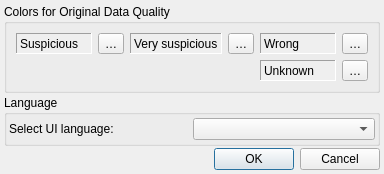
Before: the Qt Designer form src/hqc/user_settings.ui in metno/kvhqc, drawn with Qt 5.
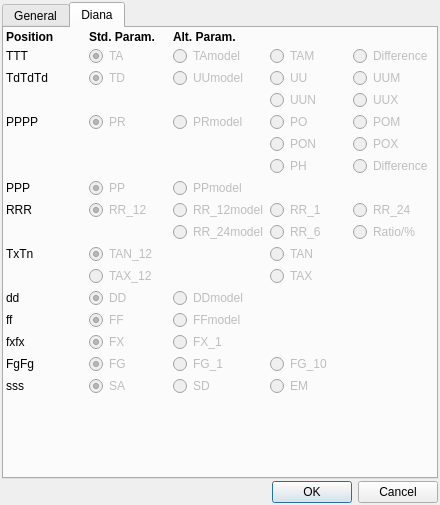
After: the same form once the commit is applied. The open tabs and pages were chosen to show the change.

Commit message:
reorganized menus; diana presentation in settings dialog
 * diana presentation settings are disabled
   (hqc currently does not send any data)

```diff
--- a/src/hqc/user_settings.ui
+++ b/src/hqc/user_settings.ui
@@ -6,8 +6,8 @@
    <rect>
     <x>0</x>
     <y>0</y>
-    <width>384</width>
-    <height>174</height>
+    <width>440</width>
+    <height>505</height>
    </rect>
   </property>
   <property name="windowTitle">
@@ -18,7 +18,23 @@
     <number>2</number>
    </property>
    <property name="margin">
-    <number>4</number>
+    <number>2</number>
+   </property>
+   <item>
+    <widget class="QTabWidget" name="tabSettings">
+     <property name="currentIndex">
+      <number>0</number>
+     </property>
+     <widget class="QWidget" name="tabGeneral">
+      <attribute name="title">
+       <string>General</string>
+      </attribute>
+      <layout class="QVBoxLayout" name="verticalLayout_2">
+       <property name="spacing">
+        <number>2</number>
+       </property>
+       <property name="margin">
+        <number>2</number>
    </property>
    <item>
     <widget class="QGroupBox" name="groupColorsOriginal">
@@ -26,6 +42,12 @@
       <string>Colors for Original Data Quality</string>
      </property>
      <layout class="QGridLayout" name="gridLayout">
+          <property name="margin">
+           <number>2</number>
+          </property>
+          <property name="spacing">
+           <number>4</number>
+          </property>
       <item row="0" column="0">
        <widget class="QLabel" name="labelUI2_1">
         <property name="toolTip">
@@ -159,7 +181,782 @@
     </widget>
    </item>
    <item>
-    <widget class="QDialogButtonBox" name="buttonBox">
+        <spacer name="verticalSpacer_2">
+         <property name="orientation">
+          <enum>Qt::Vertical</enum>
+         </property>
+         <property name="sizeHint" stdset="0">
+          <size>
+           <width>20</width>
+           <height>40</height>
+          </size>
+         </property>
+        </spacer>
+       </item>
+      </layout>
+     </widget>
+     <widget class="QWidget" name="tabDianaPresentation">
+      <attribute name="title">
+       <string>Diana</string>
+      </attribute>
+      <attribute name="toolTip">
+       <string>Settings for &quot;Hqc_synop&quot; observations in diana</string>
+      </attribute>
+      <layout class="QGridLayout" name="gridLayout_4">
+       <property name="margin">
+        <number>2</number>
+       </property>
+       <property name="spacing">
+        <number>2</number>
+       </property>
+       <item row="0" column="0">
+        <widget class="QLabel" name="label_explain_pos">
+         <property name="font">
+          <font>
+           <weight>75</weight>
+           <bold>true</bold>
+          </font>
+         </property>
+         <property name="toolTip">
+          <string>Fixed position on station ring</string>
+         </property>
+         <property name="text">
+          <string>Position</string>
+         </property>
+         <property name="margin">
+          <number>4</number>
+         </property>
+        </widget>
+       </item>
+       <item row="0" column="1">
+        <widget class="QLabel" name="label_explain_std">
+         <property name="font">
+          <font>
+           <weight>75</weight>
+           <bold>true</bold>
+          </font>
+         </property>
+         <property name="toolTip">
+          <string>Standard parameter for this position</string>
+         </property>
+         <property name="text">
+          <string>Std. Param.</string>
+         </property>
+         <property name="margin">
+          <number>4</number>
+         </property>
+        </widget>
+       </item>
+       <item row="0" column="2" colspan="3">
+        <widget class="QLabel" name="label_explain_alt">
+         <property name="font">
+          <font>
+           <weight>75</weight>
+           <bold>true</bold>
+          </font>
+         </property>
+         <property name="toolTip">
+          <string>Alternative parameters for this position</string>
+         </property>
+         <property name="text">
+          <string>Alt. Param.</string>
+         </property>
+         <property name="margin">
+          <number>4</number>
+         </property>
+        </widget>
+       </item>
+       <item row="1" column="0">
+        <widget class="QLabel" name="label_TTT">
+         <property name="text">
+          <string notr="true">TTT</string>
+         </property>
+        </widget>
+       </item>
+       <item row="1" column="1">
+        <widget class="QRadioButton" name="radio_TTT_TA">
+         <property name="enabled">
+          <bool>false</bool>
+         </property>
+         <property name="text">
+          <string notr="true">TA</string>
+         </property>
+         <property name="checked">
+          <bool>true</bool>
+         </property>
+         <attribute name="buttonGroup">
+          <string notr="true">group_TTT</string>
+         </attribute>
+        </widget>
+       </item>
+       <item row="1" column="2">
+        <widget class="QRadioButton" name="radio_TTT_TAmodel">
+         <property name="enabled">
+          <bool>false</bool>
+         </property>
+         <property name="text">
+          <string>TAmodel</string>
+         </property>
+         <attribute name="buttonGroup">
+          <string notr="true">group_TTT</string>
+         </attribute>
+        </widget>
+       </item>
+       <item row="1" column="3">
+        <widget class="QRadioButton" name="radio_TTT_TAM">
+         <property name="enabled">
+          <bool>false</bool>
+         </property>
+         <property name="text">
+          <string notr="true">TAM</string>
+         </property>
+         <attribute name="buttonGroup">
+          <string notr="true">group_TTT</string>
+         </attribute>
+        </widget>
+       </item>
+       <item row="1" column="4">
+        <widget class="QRadioButton" name="radio_TTT_diff">
+         <property name="enabled">
+          <bool>false</bool>
+         </property>
+         <property name="text">
+          <string>Difference</string>
+         </property>
+         <attribute name="buttonGroup">
+          <string notr="true">group_TTT</string>
+         </attribute>
+        </widget>
+       </item>
+       <item row="2" column="0">
+        <widget class="QLabel" name="label_TdTdTd">
+         <property name="text">
+          <string notr="true">TdTdTd</string>
+         </property>
+        </widget>
+       </item>
+       <item row="2" column="1">
+        <widget class="QRadioButton" name="radio_TdTdTd_TD">
+         <property name="enabled">
+          <bool>false</bool>
+         </property>
+         <property name="text">
+          <string notr="true">TD</string>
+         </property>
+         <property name="checked">
+          <bool>true</bool>
+         </property>
+         <attribute name="buttonGroup">
+          <string notr="true">group_TdTdTd</string>
+         </attribute>
+        </widget>
+       </item>
+       <item row="2" column="2">
+        <widget class="QRadioButton" name="radio_TdTdTd_UUmodel">
+         <property name="enabled">
+          <bool>false</bool>
+         </property>
+         <property name="text">
+          <string>UUmodel</string>
+         </property>
+         <attribute name="buttonGroup">
+          <string notr="true">group_TdTdTd</string>
+         </attribute>
+        </widget>
+       </item>
+       <item row="2" column="3">
+        <widget class="QRadioButton" name="radio_TdTdTd_UU">
+         <property name="enabled">
+          <bool>false</bool>
+         </property>
+         <property name="text">
+          <string notr="true">UU</string>
+         </property>
+         <attribute name="buttonGroup">
+          <string notr="true">group_TdTdTd</string>
+         </attribute>
+        </widget>
+       </item>
+       <item row="2" column="4">
+        <widget class="QRadioButton" name="radio_TdTdTd_UUM">
+         <property name="enabled">
+          <bool>false</bool>
+         </property>
+         <property name="text">
+          <string notr="true">UUM</string>
+         </property>
+         <attribute name="buttonGroup">
+          <string notr="true">group_TdTdTd</string>
+         </attribute>
+        </widget>
+       </item>
+       <item row="3" column="3">
+        <widget class="QRadioButton" name="radio_TdTdTd_UUN">
+         <property name="enabled">
+          <bool>false</bool>
+         </property>
+         <property name="text">
+          <string notr="true">UUN</string>
+         </property>
+         <attribute name="buttonGroup">
+          <string notr="true">group_TdTdTd</string>
+         </attribute>
+        </widget>
+       </item>
+       <item row="3" column="4">
+        <widget class="QRadioButton" name="radio_TdTdTd_UUX">
+         <property name="enabled">
+          <bool>false</bool>
+         </property>
+         <property name="text">
+          <string notr="true">UUX</string>
+         </property>
+         <attribute name="buttonGroup">
+          <string notr="true">group_TdTdTd</string>
+         </attribute>
+        </widget>
+       </item>
+       <item row="4" column="0">
+        <widget class="QLabel" name="label_PPPP">
+         <property name="text">
+          <string notr="true">PPPP</string>
+         </property>
+        </widget>
+       </item>
+       <item row="4" column="1">
+        <widget class="QRadioButton" name="radio_PPPP_PR">
+         <property name="enabled">
+          <bool>false</bool>
+         </property>
+         <property name="text">
+          <string notr="true">PR</string>
+         </property>
+         <property name="checked">
+          <bool>true</bool>
+         </property>
+         <attribute name="buttonGroup">
+          <string notr="true">group_PPPP</string>
+         </attribute>
+        </widget>
+       </item>
+       <item row="4" column="2">
+        <widget class="QRadioButton" name="radio_PPPP_PRmodel">
+         <property name="enabled">
+          <bool>false</bool>
+         </property>
+         <property name="text">
+          <string>PRmodel</string>
+         </property>
+         <attribute name="buttonGroup">
+          <string notr="true">group_PPPP</string>
+         </attribute>
+        </widget>
+       </item>
+       <item row="4" column="3">
+        <widget class="QRadioButton" name="radio_PPPP_PO">
+         <property name="enabled">
+          <bool>false</bool>
+         </property>
+         <property name="text">
+          <string notr="true">PO</string>
+         </property>
+         <attribute name="buttonGroup">
+          <string notr="true">group_PPPP</string>
+         </attribute>
+        </widget>
+       </item>
+       <item row="4" column="4">
+        <widget class="QRadioButton" name="radio_PPPP_POM">
+         <property name="enabled">
+          <bool>false</bool>
+         </property>
+         <property name="text">
+          <string notr="true">POM</string>
+         </property>
+         <attribute name="buttonGroup">
+          <string notr="true">group_PPPP</string>
+         </attribute>
+        </widget>
+       </item>
+       <item row="5" column="3">
+        <widget class="QRadioButton" name="radio_PPPP_PON">
+         <property name="enabled">
+          <bool>false</bool>
+         </property>
+         <property name="text">
+          <string notr="true">PON</string>
+         </property>
+         <attribute name="buttonGroup">
+          <string notr="true">group_PPPP</string>
+         </attribute>
+        </widget>
+       </item>
+       <item row="5" column="4">
+        <widget class="QRadioButton" name="radio_PPPP_POX">
+         <property name="enabled">
+          <bool>false</bool>
+         </property>
+         <property name="text">
+          <string notr="true">POX</string>
+         </property>
+         <attribute name="buttonGroup">
+          <string notr="true">group_PPPP</string>
+         </attribute>
+        </widget>
+       </item>
+       <item row="6" column="3">
+        <widget class="QRadioButton" name="radio_PPPP_PH">
+         <property name="enabled">
+          <bool>false</bool>
+         </property>
+         <property name="text">
+          <string notr="true">PH</string>
+         </property>
+         <attribute name="buttonGroup">
+          <string notr="true">group_PPPP</string>
+         </attribute>
+        </widget>
+       </item>
+       <item row="6" column="4">
+        <widget class="QRadioButton" name="radio_PPPP_diff">
+         <property name="enabled">
+          <bool>false</bool>
+         </property>
+         <property name="text">
+          <string>Difference</string>
+         </property>
+         <attribute name="buttonGroup">
+          <string notr="true">group_PPPP</string>
+         </attribute>
+        </widget>
+       </item>
+       <item row="7" column="0">
+        <widget class="QLabel" name="label_PPP">
+         <property name="text">
+          <string notr="true">PPP</string>
+         </property>
+        </widget>
+       </item>
+       <item row="7" column="1">
+        <widget class="QRadioButton" name="radio_PPP_PP">
+         <property name="enabled">
+          <bool>false</bool>
+         </property>
+         <property name="text">
+          <string notr="true">PP</string>
+         </property>
+         <property name="checked">
+          <bool>true</bool>
+         </property>
+         <attribute name="buttonGroup">
+          <string notr="true">group_PPP</string>
+         </attribute>
+        </widget>
+       </item>
+       <item row="7" column="2">
+        <widget class="QRadioButton" name="radio_PPP_PPmodel">
+         <property name="enabled">
+          <bool>false</bool>
+         </property>
+         <property name="text">
+          <string>PPmodel</string>
+         </property>
+         <attribute name="buttonGroup">
+          <string notr="true">group_PPP</string>
+         </attribute>
+        </widget>
+       </item>
+       <item row="8" column="0">
+        <widget class="QLabel" name="label_RRR">
+         <property name="text">
+          <string notr="true">RRR</string>
+         </property>
+        </widget>
+       </item>
+       <item row="8" column="1">
+        <widget class="QRadioButton" name="radio_RRR_RR_12">
+         <property name="enabled">
+          <bool>false</bool>
+         </property>
+         <property name="text">
+          <string notr="true">RR_12</string>
+         </property>
+         <property name="checked">
+          <bool>true</bool>
+         </property>
+         <attribute name="buttonGroup">
+          <string notr="true">group_RRR</string>
+         </attribute>
+        </widget>
+       </item>
+       <item row="8" column="2">
+        <widget class="QRadioButton" name="radio_RRR_RR_12model">
+         <property name="enabled">
+          <bool>false</bool>
+         </property>
+         <property name="text">
+          <string>RR_12model</string>
+         </property>
+         <attribute name="buttonGroup">
+          <string notr="true">group_RRR</string>
+         </attribute>
+        </widget>
+       </item>
+       <item row="8" column="3">
+        <widget class="QRadioButton" name="radio_RRR_RR_1">
+         <property name="enabled">
+          <bool>false</bool>
+         </property>
+         <property name="text">
+          <string notr="true">RR_1</string>
+         </property>
+         <attribute name="buttonGroup">
+          <string notr="true">group_RRR</string>
+         </attribute>
+        </widget>
+       </item>
+       <item row="8" column="4">
+        <widget class="QRadioButton" name="radio_RRR_RR_24">
+         <property name="enabled">
+          <bool>false</bool>
+         </property>
+         <property name="text">
+          <string notr="true">RR_24</string>
+         </property>
+         <attribute name="buttonGroup">
+          <string notr="true">group_RRR</string>
+         </attribute>
+        </widget>
+       </item>
+       <item row="9" column="2">
+        <widget class="QRadioButton" name="radio_RRR_RR_24model">
+         <property name="enabled">
+          <bool>false</bool>
+         </property>
+         <property name="text">
+          <string>RR_24model</string>
+         </property>
+         <attribute name="buttonGroup">
+          <string notr="true">group_RRR</string>
+         </attribute>
+        </widget>
+       </item>
+       <item row="9" column="3">
+        <widget class="QRadioButton" name="radio_RRR_RR_6">
+         <property name="enabled">
+          <bool>false</bool>
+         </property>
+         <property name="text">
+          <string notr="true">RR_6</string>
+         </property>
+         <attribute name="buttonGroup">
+          <string notr="true">group_RRR</string>
+         </attribute>
+        </widget>
+       </item>
+       <item row="9" column="4">
+        <widget class="QRadioButton" name="radio_RRR_ratio">
+         <property name="enabled">
+          <bool>false</bool>
+         </property>
+         <property name="text">
+          <string>Ratio/%</string>
+         </property>
+         <attribute name="buttonGroup">
+          <string notr="true">group_RRR</string>
+         </attribute>
+        </widget>
+       </item>
+       <item row="10" column="0">
+        <widget class="QLabel" name="label_TxTn">
+         <property name="text">
+          <string notr="true">TxTn</string>
+         </property>
+        </widget>
+       </item>
+       <item row="10" column="1">
+        <widget class="QRadioButton" name="radio_TxTn_TAN_12">
+         <property name="enabled">
+          <bool>false</bool>
+         </property>
+         <property name="text">
+          <string notr="true">TAN_12</string>
+         </property>
+         <property name="checked">
+          <bool>true</bool>
+         </property>
+         <attribute name="buttonGroup">
+          <string notr="true">group_TxTn</string>
+         </attribute>
+        </widget>
+       </item>
+       <item row="10" column="3">
+        <widget class="QRadioButton" name="radio_TxTn_TAN">
+         <property name="enabled">
+          <bool>false</bool>
+         </property>
+         <property name="text">
+          <string notr="true">TAN</string>
+         </property>
+         <attribute name="buttonGroup">
+          <string notr="true">group_TxTn</string>
+         </attribute>
+        </widget>
+       </item>
+       <item row="11" column="1">
+        <widget class="QRadioButton" name="radio_TxTn_TAX_12">
+         <property name="enabled">
+          <bool>false</bool>
+         </property>
+         <property name="text">
+          <string notr="true">TAX_12</string>
+         </property>
+         <property name="checked">
+          <bool>false</bool>
+         </property>
+         <attribute name="buttonGroup">
+          <string notr="true">group_TxTn</string>
+         </attribute>
+        </widget>
+       </item>
+       <item row="11" column="3">
+        <widget class="QRadioButton" name="radio_TxTn_TAX">
+         <property name="enabled">
+          <bool>false</bool>
+         </property>
+         <property name="text">
+          <string notr="true">TAX</string>
+         </property>
+         <attribute name="buttonGroup">
+          <string notr="true">group_TxTn</string>
+         </attribute>
+        </widget>
+       </item>
+       <item row="12" column="0">
+        <widget class="QLabel" name="label_dd">
+         <property name="text">
+          <string notr="true">dd</string>
+         </property>
+        </widget>
+       </item>
+       <item row="12" column="1">
+        <widget class="QRadioButton" name="radio_dd_DD">
+         <property name="enabled">
+          <bool>false</bool>
+         </property>
+         <property name="text">
+          <string notr="true">DD</string>
+         </property>
+         <property name="checked">
+          <bool>true</bool>
+         </property>
+         <attribute name="buttonGroup">
+          <string notr="true">group_dd</string>
+         </attribute>
+        </widget>
+       </item>
+       <item row="12" column="2">
+        <widget class="QRadioButton" name="radio_dd_DDmodel">
+         <property name="enabled">
+          <bool>false</bool>
+         </property>
+         <property name="text">
+          <string>DDmodel</string>
+         </property>
+         <attribute name="buttonGroup">
+          <string notr="true">group_dd</string>
+         </attribute>
+        </widget>
+       </item>
+       <item row="13" column="0">
+        <widget class="QLabel" name="label_ff">
+         <property name="text">
+          <string notr="true">ff</string>
+         </property>
+        </widget>
+       </item>
+       <item row="13" column="1">
+        <widget class="QRadioButton" name="radio_ff_FF">
+         <property name="enabled">
+          <bool>false</bool>
+         </property>
+         <property name="text">
+          <string notr="true">FF</string>
+         </property>
+         <property name="checked">
+          <bool>true</bool>
+         </property>
+         <attribute name="buttonGroup">
+          <string notr="true">group_ff</string>
+         </attribute>
+        </widget>
+       </item>
+       <item row="13" column="2">
+        <widget class="QRadioButton" name="radio_ff_FFmodel">
+         <property name="enabled">
+          <bool>false</bool>
+         </property>
+         <property name="text">
+          <string>FFmodel</string>
+         </property>
+         <attribute name="buttonGroup">
+          <string notr="true">group_ff</string>
+         </attribute>
+        </widget>
+       </item>
+       <item row="14" column="0">
+        <widget class="QLabel" name="label_fxfx">
+         <property name="text">
+          <string notr="true">fxfx</string>
+         </property>
+        </widget>
+       </item>
+       <item row="14" column="1">
+        <widget class="QRadioButton" name="radio_fxfx_FX">
+         <property name="enabled">
+          <bool>false</bool>
+         </property>
+         <property name="text">
+          <string notr="true">FX</string>
+         </property>
+         <property name="checked">
+          <bool>true</bool>
+         </property>
+         <attribute name="buttonGroup">
+          <string notr="true">group_fxfx</string>
+         </attribute>
+        </widget>
+       </item>
+       <item row="14" column="2">
+        <widget class="QRadioButton" name="radio_fxfx_FX_1">
+         <property name="enabled">
+          <bool>false</bool>
+         </property>
+         <property name="text">
+          <string notr="true">FX_1</string>
+         </property>
+         <attribute name="buttonGroup">
+          <string notr="true">group_fxfx</string>
+         </attribute>
+        </widget>
+       </item>
+       <item row="15" column="0">
+        <widget class="QLabel" name="label_FgFg">
+         <property name="text">
+          <string notr="true">FgFg</string>
+         </property>
+        </widget>
+       </item>
+       <item row="15" column="1">
+        <widget class="QRadioButton" name="radio_FgFg_FG">
+         <property name="enabled">
+          <bool>false</bool>
+         </property>
+         <property name="text">
+          <string notr="true">FG</string>
+         </property>
+         <property name="checked">
+          <bool>true</bool>
+         </property>
+         <attribute name="buttonGroup">
+          <string notr="true">group_FgFg</string>
+         </attribute>
+        </widget>
+       </item>
+       <item row="15" column="2">
+        <widget class="QRadioButton" name="radio_FgFg_FG_1">
+         <property name="enabled">
+          <bool>false</bool>
+         </property>
+         <property name="text">
+          <string notr="true">FG_1</string>
+         </property>
+         <attribute name="buttonGroup">
+          <string notr="true">group_FgFg</string>
+         </attribute>
+        </widget>
+       </item>
+       <item row="15" column="3">
+        <widget class="QRadioButton" name="radio_FgFg_FG_10">
+         <property name="enabled">
+          <bool>false</bool>
+         </property>
+         <property name="text">
+          <string notr="true">FG_10</string>
+         </property>
+         <attribute name="buttonGroup">
+          <string notr="true">group_FgFg</string>
+         </attribute>
+        </widget>
+       </item>
+       <item row="16" column="0">
+        <widget class="QLabel" name="label_sss">
+         <property name="text">
+          <string notr="true">sss</string>
+         </property>
+        </widget>
+       </item>
+       <item row="16" column="1">
+        <widget class="QRadioButton" name="radio_sss_SA">
+         <property name="enabled">
+          <bool>false</bool>
+         </property>
+         <property name="text">
+          <string notr="true">SA</string>
+         </property>
+         <property name="checked">
+          <bool>true</bool>
+         </property>
+         <attribute name="buttonGroup">
+          <string notr="true">group_sss</string>
+         </attribute>
+        </widget>
+       </item>
+       <item row="16" column="2">
+        <widget class="QRadioButton" name="radio_sss_SD">
+         <property name="enabled">
+          <bool>false</bool>
+         </property>
+         <property name="text">
+          <string notr="true">SD</string>
+         </property>
+         <attribute name="buttonGroup">
+          <string notr="true">group_sss</string>
+         </attribute>
+        </widget>
+       </item>
+       <item row="16" column="3">
+        <widget class="QRadioButton" name="radio_sss_EM">
+         <property name="enabled">
+          <bool>false</bool>
+         </property>
+         <property name="text">
+          <string notr="true">EM</string>
+         </property>
+         <attribute name="buttonGroup">
+          <string notr="true">group_sss</string>
+         </attribute>
+        </widget>
+       </item>
+       <item row="17" column="0">
+        <spacer name="verticalSpacer">
+         <property name="orientation">
+          <enum>Qt::Vertical</enum>
+         </property>
+         <property name="sizeHint" stdset="0">
+          <size>
+           <width>20</width>
+           <height>41</height>
+          </size>
+         </property>
+        </spacer>
+       </item>
+      </layout>
+     </widget>
+    </widget>
+   </item>
+   <item>
+    <widget class="QDialogButtonBox" name="buttonsSettings">
      <property name="orientation">
       <enum>Qt::Horizontal</enum>
      </property>
```
Left out of the diff: 81 changed lines with no effect on the pictures. Lines whose indentation alone changed are shown as unchanged. The commit also changes 9 other files.
